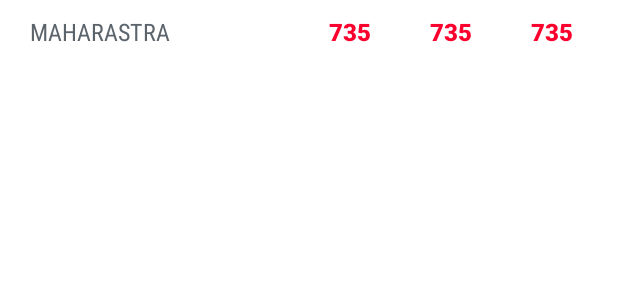
After one commit to iamarjun/Covid19Tracker, an Android app: the layout item_country.xml on its own in the app's theme, with its tools: preview values and no code run, on a phone screen of 412 x 824 dp. The commit adds this screen. Shown: the top 300 px of the screen. Run offline under Robolectric (Android 15) with nearby library versions, the phone set to English and light mode, and no system bars.

Commit message:
inital setup of the country list

```diff
--- a/app/src/main/AndroidManifest.xml
+++ b/app/src/main/AndroidManifest.xml
@@ -1,6 +1,8 @@
 <?xml version="1.0" encoding="utf-8"?>
 <manifest xmlns:android="http://schemas.android.com/apk/res/android"
     package="com.arjun.covid19tracker">
+
+    <uses-permission android:name="android.permission.INTERNET" />
 
     <application
         android:name=".Covid19Tracker"
--- a/app/src/main/java/com/arjun/covid19tracker/Covid19Tracker.kt
+++ b/app/src/main/java/com/arjun/covid19tracker/Covid19Tracker.kt
@@ -2,8 +2,13 @@ package com.arjun.covid19tracker
 
 import android.app.Application
 import dagger.hilt.android.HiltAndroidApp
+import timber.log.Timber
 
 @HiltAndroidApp
 class Covid19Tracker : Application() {
 
+    override fun onCreate() {
+        super.onCreate()
+        Timber.plant(Timber.DebugTree())
+    }
 }
--- /dev/null
+++ b/app/src/main/res/layout/item_country.xml
@@ -0,0 +1,87 @@
+<?xml version="1.0" encoding="utf-8"?>
+<com.google.android.material.card.MaterialCardView xmlns:android="http://schemas.android.com/apk/res/android"
+    xmlns:app="http://schemas.android.com/apk/res-auto"
+    xmlns:tools="http://schemas.android.com/tools"
+    android:id="@+id/card_state"
+    android:layout_width="match_parent"
+    android:layout_height="wrap_content"
+    app:cardCornerRadius="0dp"
+    app:cardElevation="0dp">
+
+    <LinearLayout
+        android:layout_width="match_parent"
+        android:layout_height="wrap_content"
+        android:orientation="horizontal"
+        android:paddingStart="8dp"
+        android:paddingEnd="8dp"
+        android:weightSum="6">
+
+        <TextView
+            android:id="@+id/country"
+            android:layout_width="0dp"
+            android:layout_height="wrap_content"
+            android:layout_gravity="center"
+            android:layout_marginStart="4dp"
+            android:layout_marginTop="2dp"
+            android:layout_marginBottom="2dp"
+            android:layout_weight="3"
+            android:fontFamily="sans-serif-condensed"
+            android:padding="8dp"
+            android:textColor="@color/gray"
+            android:textSize="16sp"
+            tools:text="MAHARASTRA" />
+
+        <TextView
+            android:id="@+id/total"
+            android:layout_width="0dp"
+            android:layout_height="wrap_content"
+            android:layout_gravity="center"
+            android:layout_marginTop="2dp"
+            android:layout_marginEnd="4dp"
+            android:layout_marginBottom="2dp"
+            android:layout_weight="1"
+            android:fontFamily="sans-serif-black"
+            android:gravity="center"
+            android:padding="8dp"
+            android:textColor="@color/red"
+            android:textSize="16sp"
+            android:textStyle="bold"
+            tools:text="735" />
+
+        <TextView
+            android:id="@+id/deaths"
+            android:layout_width="0dp"
+            android:layout_height="wrap_content"
+            android:layout_gravity="center"
+            android:layout_marginTop="2dp"
+            android:layout_marginEnd="4dp"
+            android:layout_marginBottom="2dp"
+            android:layout_weight="1"
+            android:fontFamily="sans-serif-black"
+            android:gravity="center"
+            android:padding="8dp"
+            android:textColor="@color/red"
+            android:textSize="16sp"
+            android:textStyle="bold"
+            tools:text="735" />
+
+        <TextView
+            android:id="@+id/recovered"
+            android:layout_width="0dp"
+            android:layout_height="wrap_content"
+            android:layout_gravity="center"
+            android:layout_marginTop="2dp"
+            android:layout_marginEnd="4dp"
+            android:layout_marginBottom="2dp"
+            android:layout_weight="1"
+            android:fontFamily="sans-serif-black"
+            android:gravity="center"
+            android:padding="8dp"
+            android:textColor="@color/red"
+            android:textSize="16sp"
+            android:textStyle="bold"
+            tools:text="735" />
+
+    </LinearLayout>
+
+</com.google.android.material.card.MaterialCardView>
```
Also changed, not shown: app/src/main/java/com/arjun/covid19tracker/CountryListAdapter.kt (added, +120 -0 lines), app/src/main/java/com/arjun/covid19tracker/MainActivity.kt (+61 -1 lines), app/src/main/java/com/arjun/covid19tracker/MainViewModel.kt (added, +36 -0 lines), app/src/main/java/com/arjun/covid19tracker/util/extensions.kt (+5 -4 lines), app/src/main/res/layout/activity_main.xml (+9 -4 lines).
